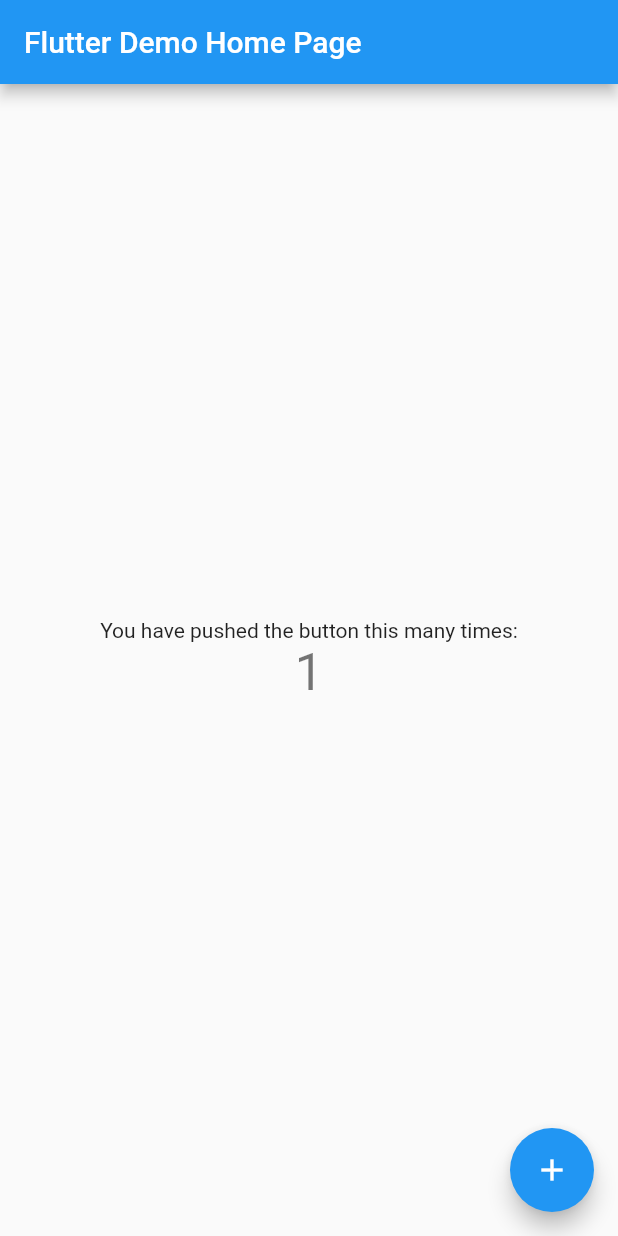
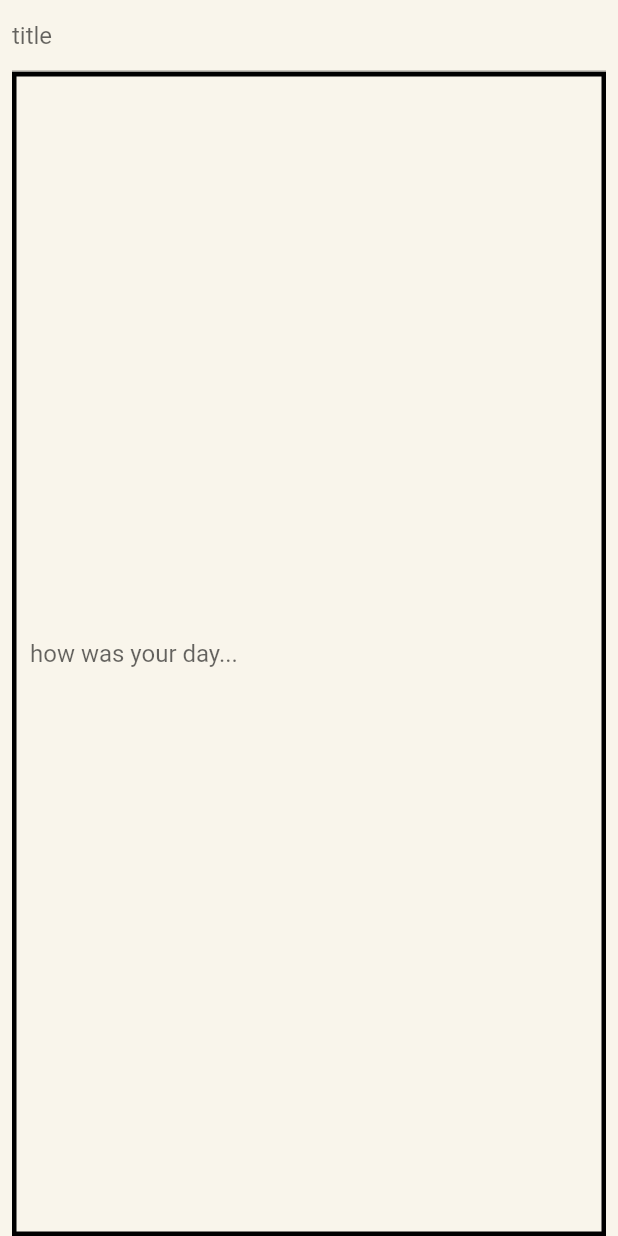
Before and after one commit to emad-fs/minimal_diary, a Flutter app: the screen it shows after launch, after a tap on the "add" icon, on a phone screen of 412 x 824 dp. Run offline on Flutter 3.47's test engine with Material 2 defaults, Android fonts, the light colour scheme and no system bars; our stand-ins replace drift, get; accounts and stored records are empty; generated files the repository leaves out were written again.

Commit message:
add page main page added navigation added

```diff
--- a/lib/core/diary/controller/diary_controller.dart
+++ b/lib/core/diary/controller/diary_controller.dart
@@ -1,20 +1,20 @@
 import 'package:get/get.dart';
 import 'package:minimal_diary_logic/database/model/diary/diary_model.dart';
-import 'package:minimal_diary_logic/diary/service/base_canvas_service.dart';
+import 'package:minimal_diary_logic/diary/service/base_diary_service.dart';
 
-class CanvasController extends GetxController {
-  CanvasController(this.diaryService);
+class DiaryController extends GetxController {
+  DiaryController(this.diaryService);
 
-  RxList<DiaryData> canvases = <DiaryData>[].obs;
+  RxList<DiaryData> diaries = <DiaryData>[].obs;
 
   final BaseDiaryService diaryService;
 
   Future<void> getDiaryList() async {
-    canvases.value = await diaryService.getDiaryList();
+    diaries.value = await diaryService.getDiaryList();
   }
 
   Future<void> saveDiary(DiaryCompanion diaryCompanion) async {
     await diaryService.saveDiary(diaryCompanion);
-    canvases.value = await diaryService.getDiaryList();
+    diaries.value = await diaryService.getDiaryList();
   }
 }
--- /dev/null
+++ b/lib/features/add_diary/presentation/add_diary_page.dart
@@ -0,0 +1,71 @@
+import 'package:flutter/material.dart';
+import 'package:get/get.dart';
+import 'package:minimal_diary/core/diary/controller/diary_controller.dart';
+import 'package:theme_provider/theme_provider.dart';
+
+class AddDiaryPage extends StatefulWidget {
+  static const String routeName = '/addDiary';
+  const AddDiaryPage({Key? key}) : super(key: key);
+
+  @override
+  State<AddDiaryPage> createState() => _AddDiaryPageState();
+}
+
+class _AddDiaryPageState extends State<AddDiaryPage> {
+  late DiaryController _diaryController;
+  late TextEditingController _titleController;
+  late TextEditingController _textController;
+  @override
+  void initState() {
+    super.initState();
+    _titleController = TextEditingController();
+    _textController = TextEditingController();
+
+    _diaryController = Get.find<DiaryController>();
+  }
+
+  @override
+  Widget build(BuildContext context) {
+    return Scaffold(
+      body: _buildAddDiaryPage(),
+    );
+  }
+
+  Widget _buildAddDiaryPage() => SafeArea(
+    child: Padding(
+      padding: const EdgeInsets.symmetric(horizontal: ThemeProvider.margin08),
+      child: Column(
+        crossAxisAlignment: CrossAxisAlignment.start,
+        children: <Widget>[
+          TextField(
+            controller: _titleController,
+            decoration: InputDecoration(
+              hintText: 'title'
+            ),
+          ),
+          Expanded(
+            child: TextField(
+              controller: _textController,
+              enabled: true,
+              expands: true,
+              maxLines: null,
+              autocorrect: false,
+              decoration: InputDecoration(
+                enabledBorder: const OutlineInputBorder(
+                  borderRadius: BorderRadius.zero,
+                  borderSide: BorderSide(
+                      color: Colors.black,
+                      width: 3.0,
+                      style: BorderStyle.solid
+                  ),
+                ),
+
+                hintText: 'how was your day...',
+              ),
+            ),
+          ),
+        ],
+      ),
+    ),
+  );
+}
--- /dev/null
+++ b/lib/features/diary_list/presentation/diary_list_page.dart
@@ -0,0 +1,47 @@
+import 'package:flutter/material.dart';
+import 'package:get/get.dart';
+import 'package:minimal_diary/core/diary/controller/diary_controller.dart';
+import 'package:minimal_diary/features/add_diary/presentation/add_diary_page.dart';
+
+class DiaryListPage extends StatefulWidget {
+  const DiaryListPage({Key? key}) : super(key: key);
+
+  @override
+  State<DiaryListPage> createState() => _DiaryListPageState();
+}
+
+class _DiaryListPageState extends State<DiaryListPage> {
+  late DiaryController _diaryController;
+
+  @override
+  void initState() {
+    super.initState();
+    _diaryController = Get.find<DiaryController>();
+  }
+
+  @override
+  Widget build(BuildContext context) {
+    return Scaffold(
+      body: _buildDiaryList(),
+      floatingActionButton: FloatingActionButton(
+        onPressed: () {
+          Get.toNamed(AddDiaryPage.routeName);
+        },
+        child: const Icon(Icons.add),
+      ),
+    );
+  }
+
+  Widget _buildDiaryList() => _diaryController.diaries.isEmpty
+      ? Center(
+          child: Text('no data'),
+        )
+      : Obx(
+          () => ListView.builder(
+            itemCount: _diaryController.diaries.length,
+            itemBuilder: (BuildContext context, int index) => ListTile(
+              title: Text(_diaryController.diaries[index].diary ?? ''),
+            ),
+          ),
+        );
+}
--- a/lib/main.dart
+++ b/lib/main.dart
@@ -1,6 +1,13 @@
 import 'package:flutter/material.dart';
+import 'package:get/get.dart';
+import 'package:minimal_diary/core/diary/controller/diary_controller.dart';
+import 'package:minimal_diary/features/add_diary/presentation/add_diary_page.dart';
+import 'package:minimal_diary/features/diary_list/presentation/diary_list_page.dart';
+import 'package:minimal_diary_logic/diary/datasource/diary_db_datasource.dart';
+import 'package:minimal_diary_logic/diary/service/diary_service.dart';
 
 void main() {
+  initializeControllers();
   runApp(const MyApp());
 }
 
@@ -10,106 +17,29 @@
   // This widget is the root of your application.
   @override
   Widget build(BuildContext context) {
-    return MaterialApp(
+    return GetMaterialApp(
+      getPages: [
+        GetPage<dynamic>(
+          name: AddDiaryPage.routeName,
+          page: () => const AddDiaryPage(),
+        ),
+      ],
       title: 'Flutter Demo',
       theme: ThemeData(
-        // This is the theme of your application.
-        //
-        // Try running your application with "flutter run". You'll see the
-        // application has a blue toolbar. Then, without quitting the app, try
-        // changing the primarySwatch below to Colors.green and then invoke
-        // "hot reload" (press "r" in the console where you ran "flutter run",
-        // or simply save your changes to "hot reload" in a Flutter IDE).
-        // Notice that the counter didn't reset back to zero; the application
-        // is not restarted.
         primarySwatch: Colors.blue,
+        scaffoldBackgroundColor: Color(0xffF9F5EB)
       ),
-      home: const MyHomePage(title: 'Flutter Demo Home Page'),
+      home: DiaryListPage(),
     );
   }
 }
 
-class MyHomePage extends StatefulWidget {
-  const MyHomePage({Key? key, required this.title}) : super(key: key);
-
-  // This widget is the home page of your application. It is stateful, meaning
-  // that it has a State object (defined below) that contains fields that affect
-  // how it looks.
-
-  // This class is the configuration for the state. It holds the values (in this
-  // case the title) provided by the parent (in this case the App widget) and
-  // used by the build method of the State. Fields in a Widget subclass are
-  // always marked "final".
-
-  final String title;
-
-  @override
-  State<MyHomePage> createState() => _MyHomePageState();
+void initializeControllers() {
+  Get.put(
+    DiaryController(
+      DiaryService(
+        DiaryDbDataSource(),
+      ),
+    ),
+  );
 }
-
-class _MyHomePageState extends State<MyHomePage> {
-  int _counter = 0;
-
-  void _incrementCounter() {
-    setState(() {
-      // This call to setState tells the Flutter framework that something has
-      // changed in this State, which causes it to rerun the build method below
-      // so that the display can reflect the updated values. If we changed
-      // _counter without calling setState(), then the build method would not be
-      // called again, and so nothing would appear to happen.
-      _counter++;
-    });
-  }
-
-  @override
-  Widget build(BuildContext context) {
-    // This method is rerun every time setState is called, for instance as done
-    // by the _incrementCounter method above.
-    //
-    // The Flutter framework has been optimized to make rerunning build methods
-    // fast, so that you can just rebuild anything that needs updating rather
-    // than having to individually change instances of widgets.
-    return Scaffold(
-      appBar: AppBar(
-        // Here we take the value from the MyHomePage object that was created by
-        // the App.build method, and use it to set our appbar title.
-        title: Text(widget.title),
-      ),
-      body: Center(
-        // Center is a layout widget. It takes a single child and positions it
-        // in the middle of the parent.
-        child: Column(
-          // Column is also a layout widget. It takes a list of children and
-          // arranges them vertically. By default, it sizes itself to fit its
-          // children horizontally, and tries to be as tall as its parent.
-          //
-          // Invoke "debug painting" (press "p" in the console, choose the
-          // "Toggle Debug Paint" action from the Flutter Inspector in Android
-          // Studio, or the "Toggle Debug Paint" command in Visual Studio Code)
-          // to see the wireframe for each widget.
-          //
-          // Column has various properties to control how it sizes itself and
-          // how it positions its children. Here we use mainAxisAlignment to
-          // center the children vertically; the main axis here is the vertical
-          // axis because Columns are vertical (the cross axis would be
-          // horizontal).
-          mainAxisAlignment: MainAxisAlignment.center,
-          children: <Widget>[
-            const Text(
-              'You have pushed the button this many times:',
-            ),
-            Text(
-              '$_counter',
-              style: Theme.of(context).textTheme.headline4,
-            ),
-          ],
-        ),
-      ),
-      floatingActionButton: FloatingActionButton(
-        onPressed: _incrementCounter,
-        tooltip: 'Increment',
-        child: const Icon(Icons.add),
-      ), // This trailing comma makes auto-formatting nicer for build methods.
-    );
-  }
-}
--- a/packages/minimal_diary_logic/lib/diary/datasource/diary_db_datasource.dart
+++ b/packages/minimal_diary_logic/lib/diary/datasource/diary_db_datasource.dart
@@ -1,7 +1,7 @@
 import 'package:minimal_diary_logic/database/model/diary/diary_model.dart';
 import 'package:minimal_diary_logic/diary/datasource/base_diary_datasource.dart';
 
-class CanvasDbDataSource extends BaseDiaryDatasource {
+class DiaryDbDataSource extends BaseDiaryDatasource {
   @override
   Future<List<DiaryData>> fetchDiaryList() =>
       MyDatabase.instance.fetchCanvasList;
--- a/packages/minimal_diary_logic/lib/diary/service/diary_service.dart
+++ b/packages/minimal_diary_logic/lib/diary/service/diary_service.dart
@@ -1,6 +1,6 @@
 import 'package:minimal_diary_logic/database/model/diary/diary_model.dart';
 import 'package:minimal_diary_logic/diary/datasource/base_diary_datasource.dart';
-import 'package:minimal_diary_logic/diary/service/base_canvas_service.dart';
+import 'package:minimal_diary_logic/diary/service/base_diary_service.dart';
 
 class DiaryService extends BaseDiaryService {
   DiaryService(this.diaryDatasource);
```
Also changed, not shown: packages/minimal_diary_logic/lib/diary/service/base_diary_service.dart (renamed from packages/minimal_diary_logic/lib/diary/service/base_canvas_service.dart), 1 other file.
